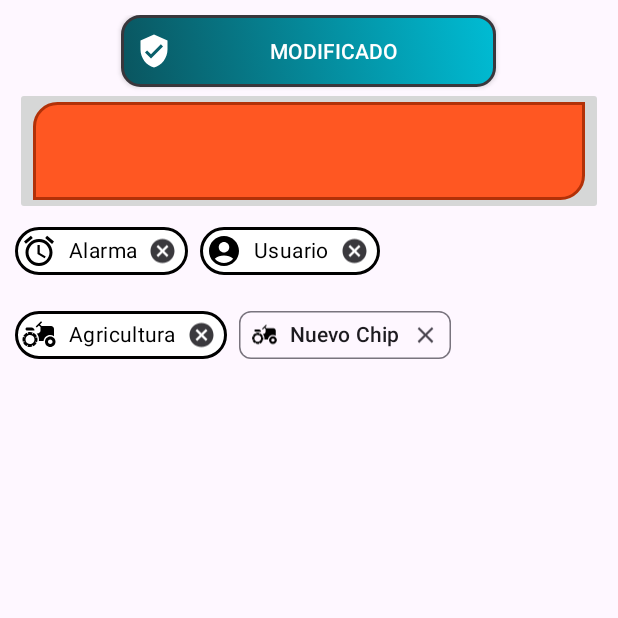
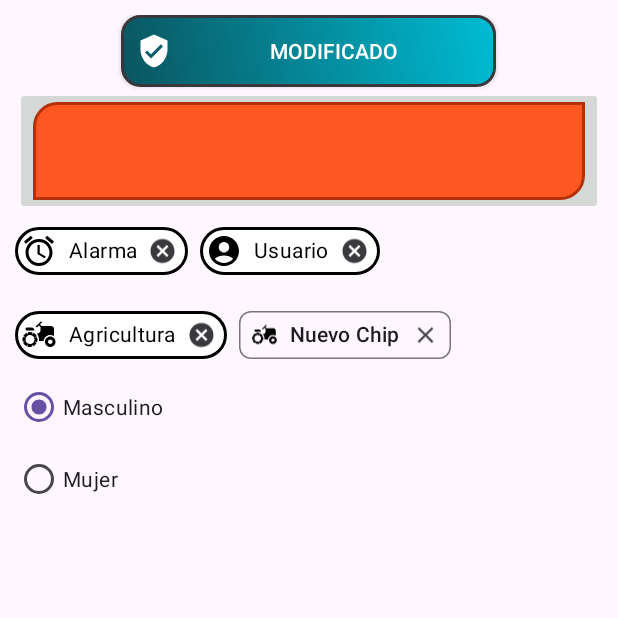
Before and after one commit to rrchoque/rrchoque-netzun-kotlin-avanzado-parte-2, an Android app: the screen it shows after launch (ButtonsActivity), after a tap on "MODIFICADO", on a phone screen of 412 x 824 dp, the top half of it. Run offline under Robolectric (Android 15) with nearby library versions, the phone set to English and light mode, and no system bars.

Commit message:
Se terminaron las cápsulas 7 y 8 del módulo 2: RadioGroup y RadioButton

```diff
--- a/EmptyApp/app/src/main/java/com/example/emptyapp/ButtonsActivity.kt
+++ b/EmptyApp/app/src/main/java/com/example/emptyapp/ButtonsActivity.kt
@@ -3,6 +3,7 @@ package com.example.emptyapp
 import androidx.appcompat.app.AppCompatActivity
 import android.os.Bundle
 import android.view.View
+import android.widget.RadioButton
 import android.widget.Toast
 import com.example.emptyapp.databinding.ActivityButtonsBinding
 import com.example.emptyapp.databinding.ActivityButtonsBinding.*
@@ -24,9 +25,15 @@ class ButtonsActivity : AppCompatActivity() {
         var button = binding.button
         button.text="Modificado"
 
+        var radioGroup = binding.radioGroup
+
         button.setOnClickListener {
-            Toast.makeText(this,"Haz presionado el boton", Toast.LENGTH_SHORT).show()
+            //Toast.makeText(this,"Has presionado el boton", Toast.LENGTH_SHORT).show()
             chipGroup.addChip()
+
+            var id = radioGroup.checkedRadioButtonId
+            var rb = findViewById<RadioButton>(id)
+            Toast.makeText(this,"Has seleccionado ${rb.text} ", Toast.LENGTH_SHORT).show()
         }
 
         /**
@@ -44,6 +51,16 @@ class ButtonsActivity : AppCompatActivity() {
                 Toast.makeText(this, "${temp.text} pulsado", Toast.LENGTH_SHORT).show()
             }
         }
+
+        /**
+         * Radio Group
+         */
+
+
+        var radioButton = radioGroup.getChildAt(1) as RadioButton
+        radioButton.text = "Mujer"
+
+        radioGroup.check(binding.radioButton1.id)
     }
 
     fun ChipGroup.addChip(){
--- a/EmptyApp/app/src/main/res/layout/activity_buttons.xml
+++ b/EmptyApp/app/src/main/res/layout/activity_buttons.xml
@@ -33,34 +33,55 @@
         <com.google.android.material.chip.ChipGroup
             android:id="@+id/chipGroup"
             android:layout_width="match_parent"
-            android:layout_height="match_parent">
+            android:layout_height="wrap_content">
 
             <com.google.android.material.chip.Chip
                 android:id="@+id/chip"
+                style="@style/chipsEntry"
                 android:layout_width="wrap_content"
                 android:layout_height="wrap_content"
-                style="@style/chipsEntry"
-                app:chipIcon="@drawable/baseline_access_alarm_24"
-                android:text="Alarma"/>
+                android:text="Alarma"
+                app:chipIcon="@drawable/baseline_access_alarm_24" />
 
             <com.google.android.material.chip.Chip
                 android:id="@+id/chip2"
+                style="@style/chipsEntry"
                 android:layout_width="wrap_content"
                 android:layout_height="wrap_content"
-                style="@style/chipsEntry"
-                app:chipIcon="@drawable/baseline_account_circle_24"
-                android:text="Usuario"/>
+                android:text="Usuario"
+                app:chipIcon="@drawable/baseline_account_circle_24" />
 
             <com.google.android.material.chip.Chip
                 android:id="@+id/chip3"
+                style="@style/chipsEntry"
                 android:layout_width="wrap_content"
                 android:layout_height="wrap_content"
-                style="@style/chipsEntry"
-                app:chipIcon="@drawable/baseline_agriculture_24"
-                android:text="Agricultura"/>
+                android:text="Agricultura"
+                app:chipIcon="@drawable/baseline_agriculture_24" />
+
 
         </com.google.android.material.chip.ChipGroup>
 
+        <RadioGroup
+            android:id="@+id/radioGroup"
+            android:layout_width="match_parent"
+            android:layout_height="wrap_content">
+
+            <RadioButton
+                android:id="@+id/radioButton1"
+                android:layout_width="match_parent"
+                android:layout_height="wrap_content"
+                android:buttonTint="@color/medium_orchid"
+                android:text="Masculino" />
+
+            <RadioButton
+                android:id="@+id/radioButton2"
+                android:layout_width="match_parent"
+                android:layout_height="wrap_content"
+                android:checked="true"
+                android:buttonTint="@color/medium_orchid"
+                android:text="Femenino" />
+        </RadioGroup>
 
     </LinearLayout>
 
```
